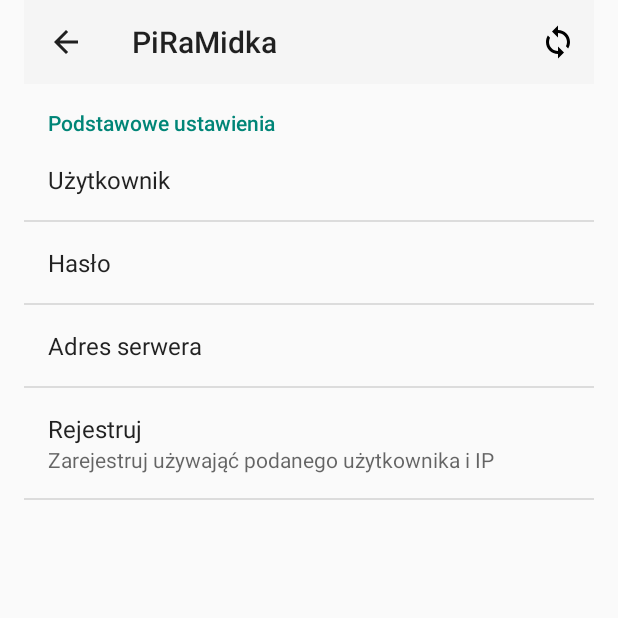
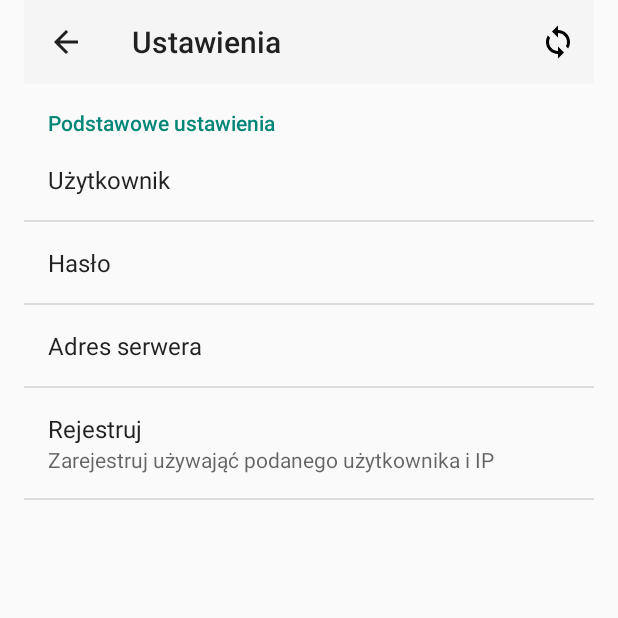
Before and after one commit to pawbla/AndroidHomeApp, an Android app: the screen it shows after launch (PreferencesActivity), in the side drawer, after a tap on "Ustawienia", on a phone screen of 412 x 824 dp, the top half of it. Run offline under Robolectric (Android 15) with nearby library versions, the phone set to English and light mode, and no system bars.

Commit message:
Separate titles for activities

```diff
--- a/app/src/main/java/service/rpi/com/piramidka/MainActivity.java
+++ b/app/src/main/java/service/rpi/com/piramidka/MainActivity.java
@@ -31,7 +31,7 @@ public class MainActivity extends AppCompatActivity {
         setContentView(R.layout.activity_login);
 
         //add toolbar
-        Toolbar myToolbar = findViewById(R.id.my_toolbar);
+        Toolbar myToolbar = findViewById(R.id.main_toolbar);
         setSupportActionBar(myToolbar);
 
         //add action bar
--- a/app/src/main/java/service/rpi/com/piramidka/PreferencesActivity.java
+++ b/app/src/main/java/service/rpi/com/piramidka/PreferencesActivity.java
@@ -33,6 +33,7 @@ public class PreferencesActivity extends AppCompatActivity {
 
         //add up icon to Action Bar
         ActionBar actionbar = getSupportActionBar();
+        actionbar.setTitle(R.string.confTitle);
         actionbar.setDisplayHomeAsUpEnabled(true);
     }
 
@@ -81,9 +82,6 @@ public class PreferencesActivity extends AppCompatActivity {
                 @Override
                 public boolean onPreferenceClick(Preference preference) {
                     Log.d("Apps","Registration button pressed." + preference.getKey());
-                    //webConnector = new RegisterUser_WebServiceConnector(getActivity(), menu);
-                    //ebConnector.connect("registrationRest", "username", webConnector.prepareUserName(), "password", preferences.getString(PASSWORD_FIELD, ""));
-                    //webConnector.showToastPopup();
                     new RegisterUser_WebServiceConnector(getActivity(), menu).execute("registrationRest", "username",WebServiceConnector.prepareUserName(getActivity()), "password", preferences.getString(PASSWORD_FIELD, ""));
                     return true;
                 }
--- a/app/src/main/java/service/rpi/com/piramidka/WeatherActivity.java
+++ b/app/src/main/java/service/rpi/com/piramidka/WeatherActivity.java
@@ -44,6 +44,7 @@ public class WeatherActivity extends AppCompatActivity {
 
         //add up icon to Action Bar
         ActionBar actionbar = getSupportActionBar();
+        actionbar.setTitle(R.string.weatherTitle);
         actionbar.setDisplayHomeAsUpEnabled(true);
 
         //activity controls
--- a/app/src/main/java/service/rpi/com/piramidka/webservice/WebServiceConnector.java
+++ b/app/src/main/java/service/rpi/com/piramidka/webservice/WebServiceConnector.java
@@ -83,9 +83,8 @@ public class WebServiceConnector extends AsyncTask<String, Void, List<String>> {
             e.printStackTrace();
             serialNumber = null;
         }
-        Log.d("Apps PrefActivity", "Serial number: " + serialNumber);
-        //replace below number by variable 'serialNumber' for real device
-        return ("123456"+ "_" +preferences.getString(USERNAME_FIELD, null));
+        Log.d("Apps WebServiceConn", "Serial number: " + serialNumber);
+        return (serialNumber + "_" +preferences.getString(USERNAME_FIELD, null));
     }
 
     private void updateConnectionIcon () {
--- a/app/src/main/res/layout/activity_login.xml
+++ b/app/src/main/res/layout/activity_login.xml
@@ -15,7 +15,7 @@ android:fitsSystemWindows="true">
     android:paddingRight="16dp">
 
         <android.support.v7.widget.Toolbar
-            android:id="@+id/my_toolbar"
+            android:id="@+id/main_toolbar"
             android:layout_width="match_parent"
             android:layout_height="?attr/actionBarSize"
             android:background="?attr/colorPrimary"
--- a/app/src/main/res/values/strings.xml
+++ b/app/src/main/res/values/strings.xml
@@ -19,12 +19,14 @@
     <string name="subNameApp">Aplikacja mobilna</string>
 
     <!-- CONFIGURATION STRINGS -->
+    <string name="confTitle">Ustawienia</string>
     <string name="setUser">Podaj nazwę użytkownika</string>
     <string name="setIP">Podaj IP RPi</string>
     <string name="action_set">Ustaw</string>
     <string name="action_cancel">Usuń</string>
 
     <!-- WHEATHER STRINGS -->
+    <string name="weatherTitle">Pogoda</string>
     <string name="emptyValue">--.-</string>
     <string name="emptyTimeValue">--:--</string>
     <string name="emptyDateValue">--.--</string>
```
